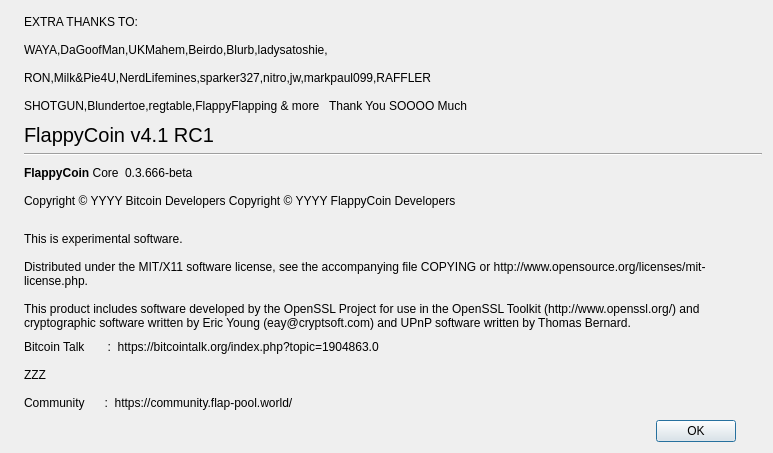
First picture: the form in src/qt/forms/aboutdialog.ui, repository hanzou-x/Flaps, before the edit.
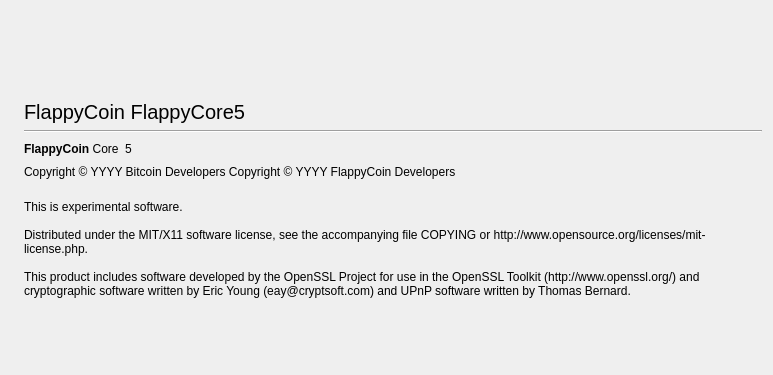
Second picture: the form after the edit. Icons and pictures are not drawn.

What changed in the file:
```diff
--- a/src/qt/forms/aboutdialog.ui
+++ b/src/qt/forms/aboutdialog.ui
@@ -7,7 +7,7 @@
     <x>0</x>
     <y>0</y>
     <width>773</width>
-    <height>453</height>
+    <height>375</height>
    </rect>
   </property>
   <property name="palette">
@@ -81,27 +81,7 @@
    <string notr="true"/>
   </property>
   <layout class="QGridLayout" name="gridLayout">
-   <item row="0" column="0" rowspan="12">
-    <widget class="QLabel" name="label_4">
-     <property name="sizePolicy">
-      <sizepolicy hsizetype="Preferred" vsizetype="Ignored">
-       <horstretch>0</horstretch>
-       <verstretch>0</verstretch>
-      </sizepolicy>
-     </property>
-     <property name="pixmap">
-      <pixmap resource="../bitcoin.qrc">:/images/about</pixmap>
-     </property>
-    </widget>
-   </item>
-   <item row="0" column="1">
-    <widget class="QLabel" name="label_8">
-     <property name="text">
-      <string>EXTRA THANKS TO:</string>
-     </property>
-    </widget>
-   </item>
-   <item row="0" column="2" rowspan="4">
+   <item row="0" column="2" rowspan="2">
     <spacer name="verticalSpacer_2">
      <property name="orientation">
       <enum>Qt::Vertical</enum>
@@ -114,115 +94,7 @@
      </property>
     </spacer>
    </item>
-   <item row="1" column="1">
-    <widget class="QLabel" name="label_5">
-     <property name="palette">
-      <palette>
-       <active>
-        <colorrole role="WindowText">
-         <brush brushstyle="SolidPattern">
-          <color alpha="255">
-           <red>0</red>
-           <green>0</green>
-           <blue>0</blue>
-          </color>
-         </brush>
-        </colorrole>
-        <colorrole role="Text">
-         <brush brushstyle="SolidPattern">
-          <color alpha="255">
-           <red>0</red>
-           <green>0</green>
-           <blue>0</blue>
-          </color>
-         </brush>
-        </colorrole>
-       </active>
-       <inactive>
-        <colorrole role="WindowText">
-         <brush brushstyle="SolidPattern">
-          <color alpha="255">
-           <red>0</red>
-           <green>0</green>
-           <blue>0</blue>
-          </color>
-         </brush>
-        </colorrole>
-        <colorrole role="Text">
-         <brush brushstyle="SolidPattern">
-          <color alpha="255">
-           <red>0</red>
-           <green>0</green>
-           <blue>0</blue>
-          </color>
-         </brush>
-        </colorrole>
-       </inactive>
-       <disabled>
-        <colorrole role="WindowText">
-         <brush brushstyle="SolidPattern">
-          <color alpha="255">
-           <red>159</red>
-           <green>158</green>
-           <blue>158</blue>
-          </color>
-         </brush>
-        </colorrole>
-        <colorrole role="Text">
-         <brush brushstyle="SolidPattern">
-          <color alpha="255">
-           <red>159</red>
-           <green>158</green>
-           <blue>158</blue>
-          </color>
-         </brush>
-        </colorrole>
-       </disabled>
-      </palette>
-     </property>
-     <property name="text">
-      <string>WAYA,DaGoofMan,UKMahem,Beirdo,Blurb,ladysatoshie,</string>
-     </property>
-    </widget>
-   </item>
-   <item row="2" column="1">
-    <widget class="QLabel" name="label_6">
-     <property name="text">
-      <string>RON,Milk&amp;Pie4U,NerdLifemines,sparker327,nitro,jw,markpaul099,RAFFLER</string>
-     </property>
-    </widget>
-   </item>
-   <item row="3" column="1">
-    <widget class="QLabel" name="label_7">
-     <property name="text">
-      <string>SHOTGUN,Blundertoe,regtable,FlappyFlapping &amp; more   Thank You SOOOO Much</string>
-     </property>
-    </widget>
-   </item>
    <item row="4" column="1">
-    <layout class="QHBoxLayout" name="horizontalLayout_3">
-     <item>
-      <widget class="QLabel" name="label_3">
-       <property name="font">
-        <font>
-         <pointsize>15</pointsize>
-        </font>
-       </property>
-       <property name="text">
-        <string>FlappyCoin v4.1 RC1</string>
-       </property>
-      </widget>
-     </item>
-    </layout>
-   </item>
-   <item row="5" column="1" colspan="2">
-    <widget class="Line" name="line">
-     <property name="orientation">
-      <enum>Qt::Horizontal</enum>
-     </property>
-    </widget>
-   </item>
-   <item row="6" column="1">
     <layout class="QHBoxLayout" name="horizontalLayout">
      <item>
       <widget class="QLabel" name="label">
@@ -243,7 +115,7 @@
         <cursorShape>IBeamCursor</cursorShape>
        </property>
        <property name="text">
-        <string notr="true">0.3.666-beta</string>
+        <string notr="true">5</string>
        </property>
        <property name="textInteractionFlags">
         <set>Qt::LinksAccessibleByMouse|Qt::TextSelectableByKeyboard|Qt::TextSelectableByMouse</set>
@@ -265,7 +137,7 @@
      </item>
     </layout>
    </item>
-   <item row="7" column="1">
+   <item row="5" column="1">
     <widget class="QLabel" name="copyrightLabel">
      <property name="cursor">
       <cursorShape>IBeamCursor</cursorShape>
@@ -282,7 +154,7 @@
      </property>
     </widget>
    </item>
-   <item row="8" column="1" colspan="2">
+   <item row="6" column="1" colspan="2">
     <widget class="QLabel" name="label_2">
      <property name="cursor">
       <cursorShape>IBeamCursor</cursorShape>
@@ -303,14 +175,7 @@
      </property>
     </widget>
    </item>
-   <item row="9" column="1">
-    <widget class="QLabel" name="label_9">
-     <property name="text">
-      <string>Bitcoin Talk       :  https://bitcointalk.org/index.php?topic=1904863.0</string>
-     </property>
-    </widget>
-   </item>
-   <item row="9" column="2" rowspan="3">
+   <item row="7" column="2" rowspan="2">
     <spacer name="verticalSpacer">
      <property name="orientation">
       <enum>Qt::Vertical</enum>
@@ -323,27 +188,46 @@
      </property>
     </spacer>
    </item>
-   <item row="10" column="1">
-    <widget class="QLabel" name="label_10">
-     <property name="text">
-      <string>ZZZ</string>
+   <item row="0" column="0" rowspan="9">
+    <widget class="QLabel" name="label_4">
+     <property name="sizePolicy">
+      <sizepolicy hsizetype="Preferred" vsizetype="Ignored">
+       <horstretch>0</horstretch>
+       <verstretch>0</verstretch>
+      </sizepolicy>
      </property>
-    </widget>
-   </item>
-   <item row="11" column="1">
-    <widget class="QLabel" name="label_11">
-     <property name="text">
-      <string>Community      :  https://community.flap-pool.world/</string>
+     <property name="pixmap">
+      <pixmap resource="../bitcoin.qrc">:/images/about</pixmap>
      </property>
     </widget>
    </item>
-   <item row="12" column="1">
-    <widget class="QDialogButtonBox" name="buttonBox">
+   <item row="2" column="1">
+    <layout class="QHBoxLayout" name="horizontalLayout_3">
+     <item>
+      <widget class="QLabel" name="label_3">
+       <property name="font">
+        <font>
+         <pointsize>15</pointsize>
+        </font>
+       </property>
+       <property name="text">
+        <string>FlappyCoin FlappyCore5</string>
+       </property>
+      </widget>
+     </item>
+    </layout>
+   </item>
+   <item row="3" column="1" colspan="2">
+    <widget class="Line" name="line">
      <property name="orientation">
       <enum>Qt::Horizontal</enum>
      </property>
-     <property name="standardButtons">
-      <set>QDialogButtonBox::Ok</set>
+    </widget>
+   </item>
+   <item row="1" column="1">
+    <widget class="QLabel" name="label_5">
+     <property name="text">
+      <string/>
      </property>
     </widget>
    </item>
```
Left out of the diff: 35 changed lines with no effect on the pictures.
